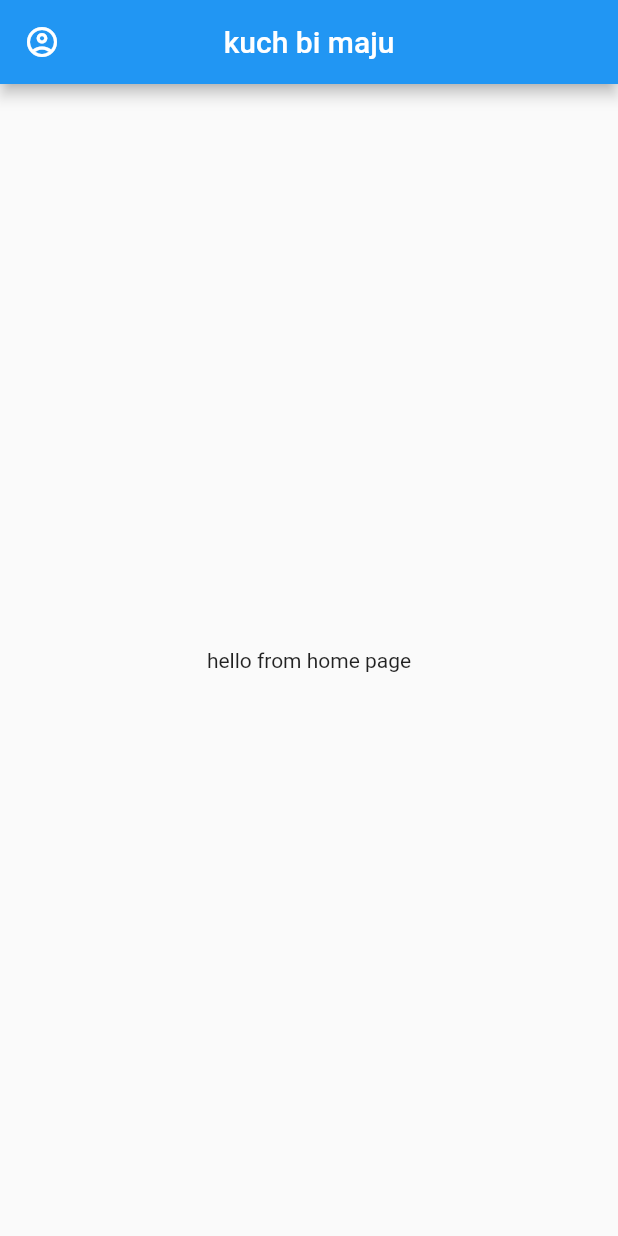
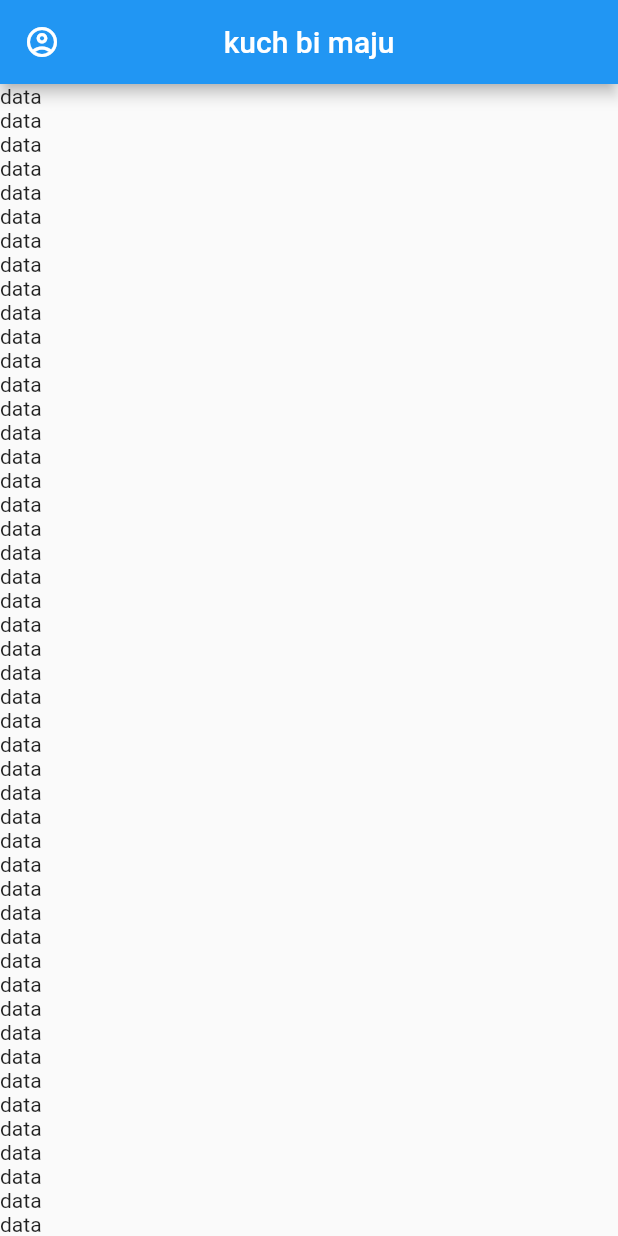
Before and after one commit to 1812340/navttc_flutter_day1_folder, a Flutter app: the screen it shows after launch, on a phone screen of 412 x 824 dp. Run offline on Flutter 3.47's test engine with Material 2 defaults, Android fonts, the phone set to English and light mode, and no system bars.

Commit message:
column single child scroll view

```diff
--- a/lib/screens/home.dart
+++ b/lib/screens/home.dart
@@ -14,9 +14,114 @@ class Home extends StatelessWidget {
         centerTitle:true ,
       ),
 
-    body: Center(
-      child: Text("hello from home page"),
-    ),
+    body: SingleChildScrollView(
+      child: Column(
+        children: [
+          Text("data"),
+          Text("data"),
+          Text("data"),
+          Text("data"),
+          Text("data"),
+          Text("data"),
+          Text("data"),
+          Text("data"),
+          Text("data"),
+          Text("data"),
+          Text("data"),
+          Text("data"),
+          Text("data"),
+          Text("data"),
+          Text("data"),
+          Text("data"),
+          Text("data"),
+          Text("data"),
+          Text("data"),
+          Text("data"),
+          Text("data"),
+          Text("data"),
+          Text("data"),
+          Text("data"),
+          Text("data"),
+          Text("data"),
+          Text("data"),
+          Text("data"),
+          Text("data"),
+          Text("data"),
+          Text("data"),
+          Text("data"),
+          Text("data"),
+          Text("data"),
+          Text("data"),
+          Text("data"),
+          Text("data"),
+          Text("data"),
+          Text("data"),
+          Text("data"),
+          Text("data"),
+          Text("data"),
+          Text("data"),
+          Text("data"),
+          Text("data"),
+          Text("data"),
+          Text("data"),
+          Text("data"),
+          Text("data"),
+          Text("data"),
+          Text("data"),
+          Text("data"),
+          Text("data"),
+          Text("data"),
+          Text("data"),
+          Text("data"),
+          Text("data"),
+          Text("data"),
+          Text("data"),
+          Text("data"),
+          Text("data"),
+          Text("data"),
+          Text("data"),
+          Text("data"),
+          Text("data"),
+          Text("data"),
+          Text("data"),
+          Text("data"),
+          Text("data"),
+          Text("data"),
+          Text("data"),
+          Text("data"),
+          Text("data"),
+          Text("data"),
+          Text("data"),
+          Text("data"),
+          Text("data"),
+          Text("data"),
+          Text("data"),
+          Text("data"),
+          Text("data"),
+          Text("data"),
+          Text("data"),
+          Text("data"),
+          Text("data"),
+          Text("data"),
+          Text("data"),
+          Text("data"),
+          Text("data"),
+          Text("data"),
+          Text("data"),
+          Text("data"),
+          Text("data"),
+          Text("data"),
+          Text("data"),
+          Text("data"),
+          Text("data"),
+          Text("data"),
+          Text("data"),
+          Text("data"),
+          Text("data"),
+          Text("data"),
+        ],
+      ),
+    )
     );
   }
 }
```
